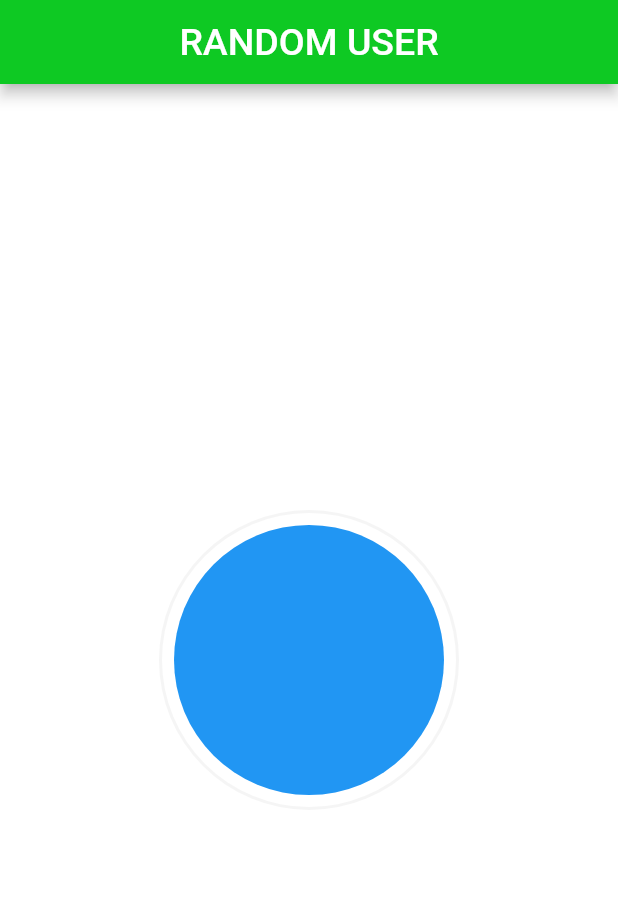
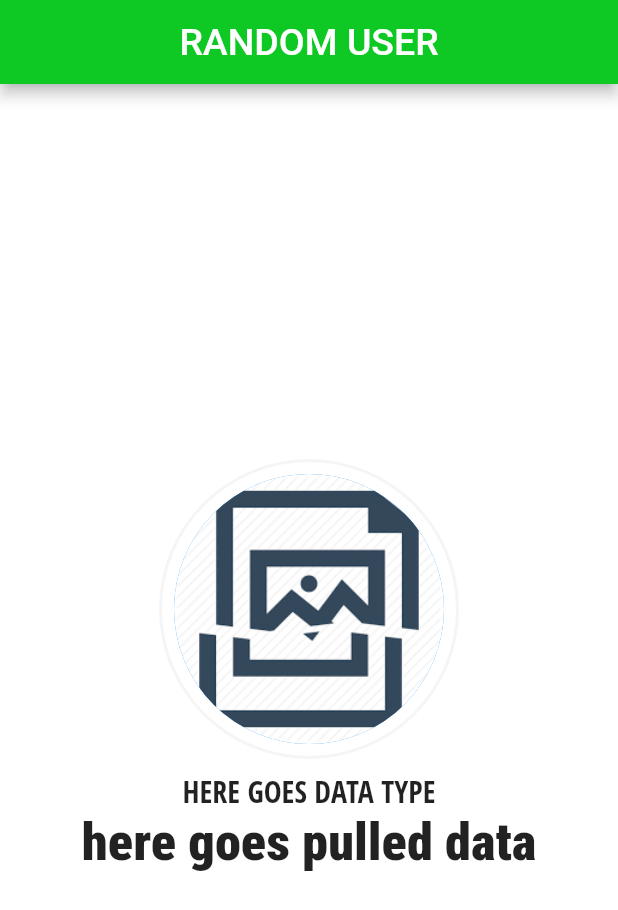
Before and after one commit to RaghavTheGreat1/random_user, a Flutter app: the screen it shows after launch, on a phone screen of 412 x 824 dp. Shown: the top 910 px of the screen. Run offline on Flutter 3.47's test engine with Material 2 defaults, Android fonts, the phone set to English and light mode, and no system bars; our stand-ins replace google_fonts.

Commit message:
text widget added

```diff
--- a/lib/main.dart
+++ b/lib/main.dart
@@ -13,12 +13,14 @@ class RandomUser extends StatelessWidget {
       home: Scaffold(
         backgroundColor: Colors.white,
         appBar: AppBar(
-
           backgroundColor: Color(0xFF0ec923),
           title: Center(
             child: Text(
               'RANDOM USER',
-              style: GoogleFonts.patuaOne(textStyle: TextStyle(fontSize: 25.0,fontWeight: FontWeight.w500),),
+              style: GoogleFonts.patuaOne(
+                textStyle:
+                    TextStyle(fontSize: 25.0, fontWeight: FontWeight.w500),
+              ),
             ),
           ),
         ),
@@ -32,7 +34,7 @@ class RandomUser extends StatelessWidget {
                   padding: const EdgeInsets.all(8.0),
                   child: Container(
                     child: CircleAvatar(
-                    radius:100.0,
+                      radius: 100.0,
                       backgroundColor: Color(0xFFFF5F5F5),
                       child: CircleAvatar(
                         radius: 98.0,
@@ -40,11 +42,33 @@ class RandomUser extends StatelessWidget {
                         child: CircleAvatar(
                           radius: 90.0,
                           backgroundColor: Colors.blue,
+                          backgroundImage: AssetImage('images/images.png')),
                         ),
                       ),
                     ),
                   ),
-                )]             )
+              ],
+            ),
+            Row(
+              children: [
+                Expanded(
+                  child: Container(
+                      child: Column(
+                    children: [
+                      Text(
+                        'HERE GOES DATA TYPE',
+                        style: GoogleFonts.openSansCondensed(
+                          textStyle: TextStyle(fontWeight: FontWeight.bold,
+                            fontSize: 20.0,
+                          ),
+                        ),
+                      ),
+                      Text('here goes pulled data', style: GoogleFonts.robotoCondensed(textStyle: TextStyle(fontWeight: FontWeight.w900,fontSize: 35.0)))
+                    ],
+                  )),
+                )
+              ],
+            )
           ],
         ),
       ),
```
Lines whose indentation alone changed are shown as unchanged.
